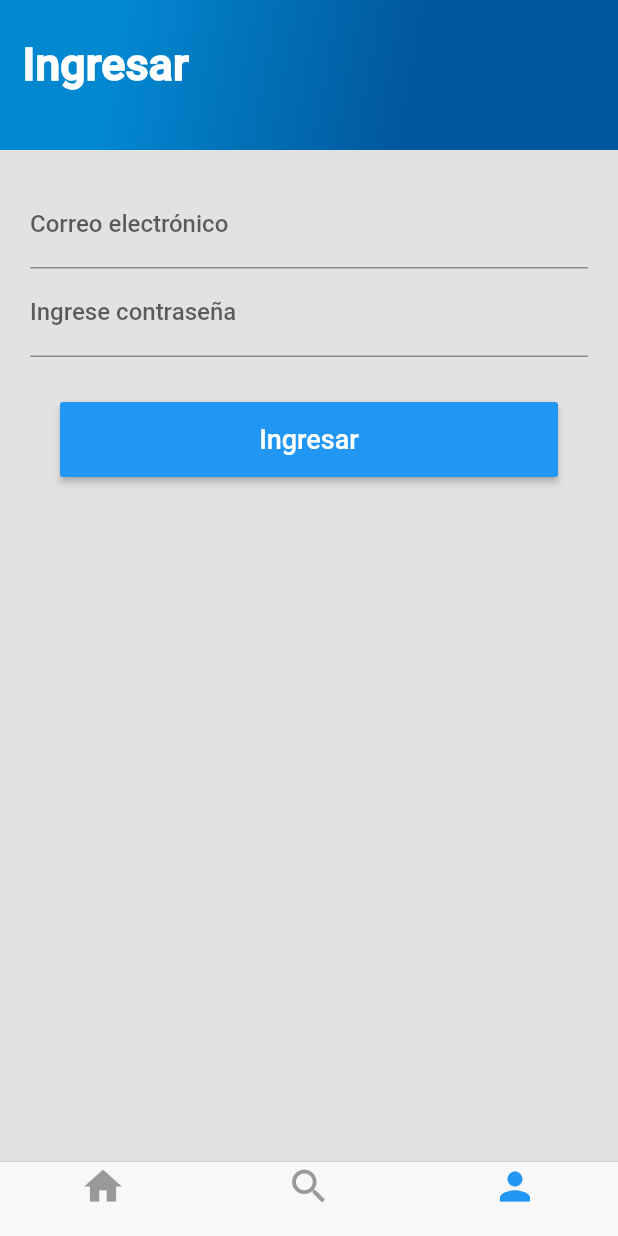
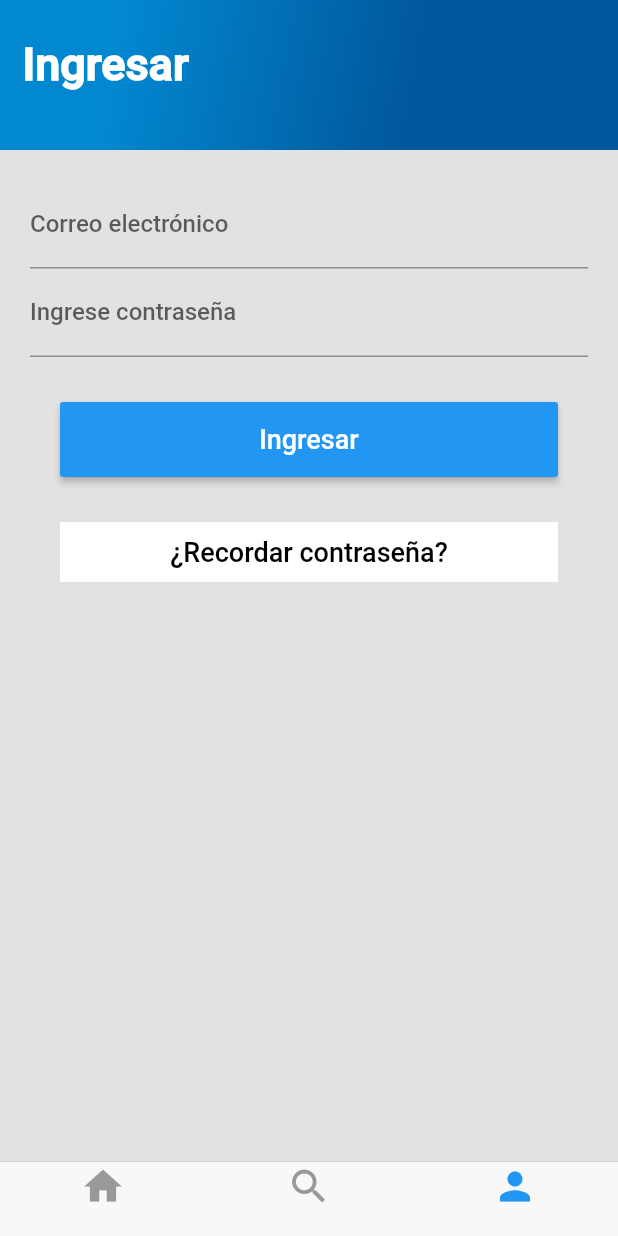
Before and after one commit to naandre/cicomApp, a Flutter app: the screen it shows after launch, item 3 of the bottom bar chosen, on a phone screen of 412 x 824 dp. Run offline on Flutter 3.47's test engine with Material 2 defaults, Android fonts, the phone set to English and light mode, and no system bars; network calls fail.

Commit message:
botones de navegacion y cambio de pantallas

```diff
--- a/lib/screens/auth/login.dart
+++ b/lib/screens/auth/login.dart
@@ -1,3 +1,4 @@
+import 'package:cicom/screens/auth/reset_password.dart';
 import 'package:cicom/screens/gradient_back.dart';
 import 'package:cicom/screens/user/profile_appbar.dart';
 import 'package:flutter/material.dart';
@@ -48,8 +49,16 @@ class _Login extends State<Login>{
       print('Printing the login data.');
       print('Email: ${_data.email}');
       print('Password: ${_data.password}');
-      return ProfileAppBar();
+
+      changeView(ProfileAppBar());
+//      Route route = MaterialPageRoute(builder: (context) => ProfileAppBar());
+//      Navigator.of(context).push(route);
     }
+  }
+
+  changeView(view){
+    Route route = MaterialPageRoute(builder: (context) => view);
+    Navigator.of(context).push(route);
   }
 
 
@@ -120,6 +129,39 @@ class _Login extends State<Login>{
                     onPressed: this.submit,
                     color: Colors.blue,
                   ),
+                ),
+                InkWell(
+                  onTap: (){
+                    changeView(ResetPassword());
+//                    Route route = MaterialPageRoute(builder: (context) => ResetPassword());
+//                    Navigator.of(context).push(route);
+                  },
+                  child: Container(
+                    margin: EdgeInsets.only(top: 30.0, left: 20, right: 20.0),
+                    height: 40.0,
+                    width: 80.0,
+                    decoration: BoxDecoration(
+                        borderRadius: BorderRadius.circular(0.0),
+                        gradient: LinearGradient(
+                            colors: [
+                              Colors.white,
+                              Colors.white,
+                            ],
+                            begin: FractionalOffset(0.2, 0.0),
+                            end: FractionalOffset(1.0, 0.6),
+                            stops: [0.0, 0.8],
+                            tileMode: TileMode.clamp)),
+                    child: Center(
+                      child: Text(
+                        "¿Recordar contraseña?",
+                        style: TextStyle(
+                            fontSize: 18.0,
+                            fontFamily: "Roboto",
+                            color: Colors.black
+                        ),
+                      ),
+                    ),
+                  ),
                 )
               ],
             )
```
Also changed, not shown: lib/screens/auth/reset_password.dart (+33 -0 lines), lib/screens/user/profile_appbar.dart (+32 -1 lines).
